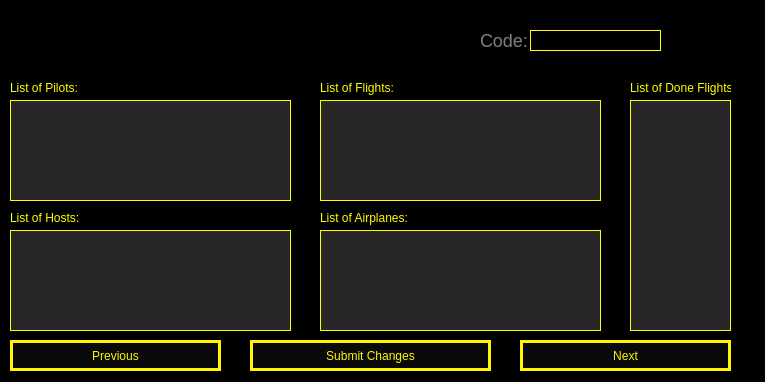
First picture: the form in MyProj/airlinespage.ui, repository shahabbadihi/airport_managementt, before the edit.
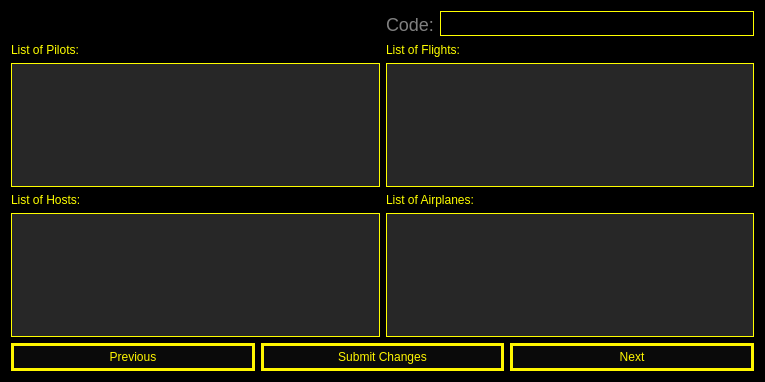
Second picture: the form after the edit.

Commit message: airline without done flight list

What changed in the file:
```diff
--- a/MyProj/airlinespage.ui
+++ b/MyProj/airlinespage.ui
@@ -35,15 +35,11 @@
 }
 </string>
   </property>
+  <layout class="QVBoxLayout" name="verticalLayout_5">
+   <item>
+    <layout class="QHBoxLayout" name="horizontalLayout_4">
+     <item>
   <widget class="QLineEdit" name="airlineNameLe">
-   <property name="geometry">
-    <rect>
-     <x>20</x>
-     <y>20</y>
-     <width>141</width>
-     <height>31</height>
-    </rect>
-   </property>
    <property name="styleSheet">
     <string notr="true">color: gray;
 background-color: rgb(0, 0, 0);
@@ -51,15 +47,11 @@
 border :none;</string>
    </property>
   </widget>
+     </item>
+     <item>
+      <layout class="QHBoxLayout" name="horizontalLayout">
+       <item>
   <widget class="QLabel" name="label">
-   <property name="geometry">
-    <rect>
-     <x>480</x>
-     <y>30</y>
-     <width>61</width>
-     <height>21</height>
-    </rect>
-   </property>
    <property name="styleSheet">
     <string notr="true">color: gray;
 font-size:18px;</string>
@@ -68,15 +60,9 @@
     <string>Code:</string>
    </property>
   </widget>
+       </item>
+       <item>
   <widget class="QLineEdit" name="CodeLe">
-   <property name="geometry">
-    <rect>
-     <x>530</x>
-     <y>30</y>
-     <width>131</width>
-     <height>21</height>
-    </rect>
-   </property>
    <property name="styleSheet">
     <string notr="true">color: white;
 background-color: rgb(0, 0, 0);
@@ -84,30 +70,17 @@
 border: 1px solid yellow;</string>
    </property>
   </widget>
-  <widget class="QPlainTextEdit" name="pilotPte">
-   <property name="geometry">
-    <rect>
-     <x>10</x>
-     <y>100</y>
-     <width>281</width>
-     <height>101</height>
-    </rect>
-   </property>
-   <property name="styleSheet">
-    <string notr="true">color:yellow;
-background-color: rgb(39, 39, 39);
-border: 1px solid yellow;</string>
-   </property>
-  </widget>
+       </item>
+      </layout>
+     </item>
+    </layout>
+   </item>
+   <item>
+    <layout class="QHBoxLayout" name="horizontalLayout_2">
+     <item>
+      <layout class="QVBoxLayout" name="verticalLayout">
+       <item>
   <widget class="QLabel" name="label_2">
-   <property name="geometry">
-    <rect>
-     <x>10</x>
-     <y>80</y>
-     <width>101</width>
-     <height>16</height>
-    </rect>
-   </property>
    <property name="styleSheet">
     <string notr="true">color:yellow;</string>
    </property>
@@ -115,46 +88,22 @@
     <string>List of Pilots:</string>
    </property>
   </widget>
-  <widget class="QLabel" name="label_3">
-   <property name="geometry">
-    <rect>
-     <x>10</x>
-     <y>210</y>
-     <width>81</width>
-     <height>16</height>
-    </rect>
-   </property>
-   <property name="styleSheet">
-    <string notr="true">color: rgb(255, 255, 0);</string>
-   </property>
-   <property name="text">
-    <string>List of Hosts:</string>
-   </property>
-  </widget>
-  <widget class="QPlainTextEdit" name="HostPte">
-   <property name="geometry">
-    <rect>
-     <x>10</x>
-     <y>230</y>
-     <width>281</width>
-     <height>101</height>
-    </rect>
-   </property>
+       </item>
+       <item>
+        <widget class="QPlainTextEdit" name="pilotPte">
    <property name="styleSheet">
     <string notr="true">color:yellow;
 background-color: rgb(39, 39, 39);
 border: 1px solid yellow;</string>
    </property>
   </widget>
+       </item>
+      </layout>
+     </item>
+     <item>
+      <layout class="QVBoxLayout" name="verticalLayout_2">
+       <item>
   <widget class="QLabel" name="label_4">
-   <property name="geometry">
-    <rect>
-     <x>320</x>
-     <y>80</y>
-     <width>81</width>
-     <height>16</height>
-    </rect>
-   </property>
    <property name="styleSheet">
     <string notr="true">color: rgb(255, 255, 0);</string>
    </property>
@@ -162,45 +111,49 @@
     <string>List of Flights:</string>
    </property>
   </widget>
+       </item>
+       <item>
   <widget class="QPlainTextEdit" name="FlightPte">
-   <property name="geometry">
-    <rect>
-     <x>320</x>
-     <y>100</y>
-     <width>281</width>
-     <height>101</height>
-    </rect>
-   </property>
    <property name="styleSheet">
     <string notr="true">color:yellow;
 background-color: rgb(39, 39, 39);
 border: 1px solid yellow;</string>
    </property>
   </widget>
-  <widget class="QPlainTextEdit" name="AirplanePte">
-   <property name="geometry">
-    <rect>
-     <x>320</x>
-     <y>230</y>
-     <width>281</width>
-     <height>101</height>
-    </rect>
-   </property>
+       </item>
+      </layout>
+     </item>
+    </layout>
+   </item>
+   <item>
+    <layout class="QHBoxLayout" name="horizontalLayout_3">
+     <item>
+      <layout class="QVBoxLayout" name="verticalLayout_4">
+       <item>
+        <widget class="QLabel" name="label_3">
+         <property name="styleSheet">
+          <string notr="true">color: rgb(255, 255, 0);</string>
+         </property>
+         <property name="text">
+          <string>List of Hosts:</string>
+         </property>
+        </widget>
+       </item>
+       <item>
+        <widget class="QPlainTextEdit" name="HostPte">
    <property name="styleSheet">
     <string notr="true">color:yellow;
 background-color: rgb(39, 39, 39);
 border: 1px solid yellow;</string>
    </property>
   </widget>
+       </item>
+      </layout>
+     </item>
+     <item>
+      <layout class="QVBoxLayout" name="verticalLayout_3">
+       <item>
   <widget class="QLabel" name="label_5">
-   <property name="geometry">
-    <rect>
-     <x>320</x>
-     <y>210</y>
-     <width>101</width>
-     <height>16</height>
-    </rect>
-   </property>
    <property name="styleSheet">
     <string notr="true">color: rgb(255, 255, 0);</string>
    </property>
@@ -208,15 +161,24 @@
     <string>List of Airplanes:</string>
    </property>
   </widget>
+       </item>
+       <item>
+        <widget class="QPlainTextEdit" name="AirplanePte">
+         <property name="styleSheet">
+          <string notr="true">color:yellow;
+background-color: rgb(39, 39, 39);
+border: 1px solid yellow;</string>
+         </property>
+        </widget>
+       </item>
+      </layout>
+     </item>
+    </layout>
+   </item>
+   <item>
+    <layout class="QHBoxLayout" name="horizontalLayout_5">
+     <item>
   <widget class="QPushButton" name="prvBtn">
-   <property name="geometry">
-    <rect>
-     <x>10</x>
-     <y>340</y>
-     <width>211</width>
-     <height>31</height>
-    </rect>
-   </property>
    <property name="styleSheet">
     <string notr="true"/>
    </property>
@@ -224,15 +186,9 @@
     <string>Previous</string>
    </property>
   </widget>
+     </item>
+     <item>
   <widget class="QPushButton" name="subBtn">
-   <property name="geometry">
-    <rect>
-     <x>250</x>
-     <y>340</y>
-     <width>241</width>
-     <height>31</height>
-    </rect>
-   </property>
    <property name="styleSheet">
     <string notr="true"/>
    </property>
@@ -240,15 +196,9 @@
     <string>Submit Changes</string>
    </property>
   </widget>
+     </item>
+     <item>
   <widget class="QPushButton" name="nextBtn">
-   <property name="geometry">
-    <rect>
-     <x>520</x>
-     <y>340</y>
-     <width>211</width>
-     <height>31</height>
-    </rect>
-   </property>
    <property name="styleSheet">
     <string notr="true"/>
    </property>
@@ -256,37 +206,10 @@
     <string>Next</string>
    </property>
   </widget>
-  <widget class="QPlainTextEdit" name="DnFlightPte">
-   <property name="geometry">
-    <rect>
-     <x>630</x>
-     <y>100</y>
-     <width>101</width>
-     <height>231</height>
-    </rect>
-   </property>
-   <property name="styleSheet">
-    <string notr="true">color:yellow;
-background-color: rgb(39, 39, 39);
-border: 1px solid yellow;</string>
-   </property>
-  </widget>
-  <widget class="QLabel" name="label_6">
-   <property name="geometry">
-    <rect>
-     <x>630</x>
-     <y>80</y>
-     <width>101</width>
-     <height>16</height>
-    </rect>
-   </property>
-   <property name="styleSheet">
-    <string notr="true">color: rgb(255, 255, 0);</string>
-   </property>
-   <property name="text">
-    <string>List of Done Flights:</string>
-   </property>
-  </widget>
+     </item>
+    </layout>
+   </item>
+  </layout>
  </widget>
  <resources/>
  <connections/>
```
Lines whose indentation alone changed are shown as unchanged. The commit also changes 4 other files.
